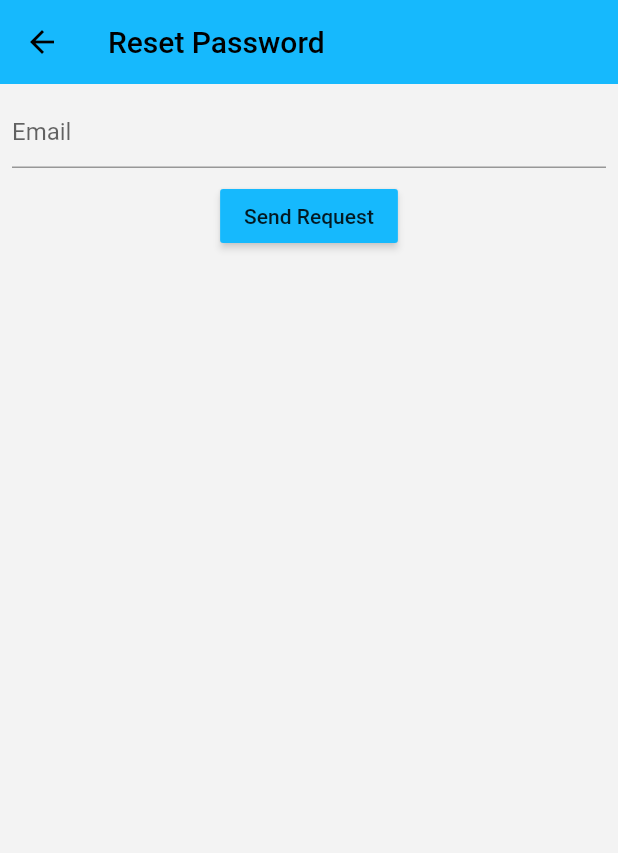
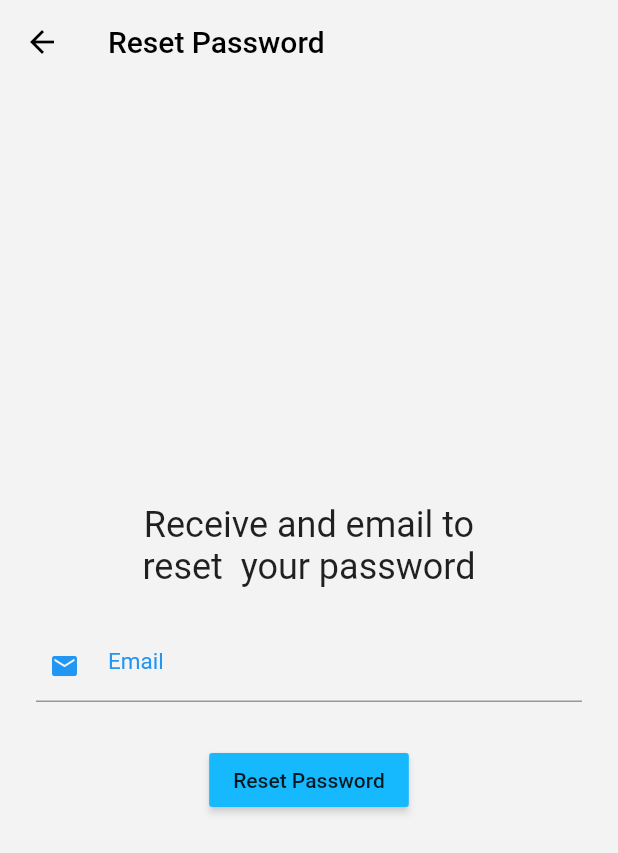
Before and after one commit to AungMyoThuOC/Finance, a Flutter app: the ResetScreen screen opened directly, on a phone screen of 412 x 824 dp. Shown: the top 853 px of the screen. Run offline on Flutter 3.47's test engine with Material 2 defaults, Android fonts, the phone set to English and light mode, and no system bars; our stand-ins replace cloud_firestore, firebase_auth, firebase_core, flutter_easyloading, flutter_spinkit, form_field_validator and 4 more; missing offline and left inert: blurry_modal_progress_hud, dart:html; accounts and stored records are empty; Roboto replaces fonts that are missing (TitilliumWeb).

Commit message:
forget pass

```diff
--- a/lib/main.dart
+++ b/lib/main.dart
@@ -67,7 +67,7 @@ class MyApp extends StatelessWidget {
               '/home': (context) => const HomePage(),
               '/setting': (context) => const SettingPage(),
               '/language': (context) => const LanguagePage(),
-              '/security': (context) => const SecurityPage(),
+              '/security': (context) => SecurityPage(),
               '/color': (context) => const ColorPage(),
             },
             debugShowCheckedModeBanner: false,
--- a/lib/screen/reset.dart
+++ b/lib/screen/reset.dart
@@ -1,6 +1,7 @@
 import 'package:firebase_auth/firebase_auth.dart';
 import 'package:firebase_core/firebase_core.dart';
 import 'package:flutter/material.dart';
+import 'package:form_field_validator/form_field_validator.dart';
 
 class ResetScreen extends StatefulWidget {
   const ResetScreen({Key? key}) : super(key: key);
@@ -10,43 +11,101 @@ class ResetScreen extends StatefulWidget {
 }
 
 class _ResetScreenState extends State<ResetScreen> {
-  late String email;
-  final auth = FirebaseAuth.instance;
+  final formKey = GlobalKey<FormState>();
+  final emailController = TextEditingController();
+  // late String email;
+  // final auth = FirebaseAuth.instance;
+
+  @override
+  void dispose() {
+    emailController.dispose();
+
+    super.dispose();
+  }
+
+  Future passwordReset() async {
+    try {
+      await FirebaseAuth.instance
+          .sendPasswordResetEmail(email: emailController.text.trim());
+      showDialog(
+          context: context,
+          builder: (context) {
+            return AlertDialog(
+              content: Text("Password reset link sent! Check your email"),
+            );
+          });
+    } on FirebaseAuthException catch (e) {
+      print(e);
+      showDialog(
+          context: context,
+          builder: (context) {
+            return AlertDialog(
+              content: Text(e.message.toString()),
+            );
+          });
+    }
+  }
 
   @override
   Widget build(BuildContext context) {
     return Scaffold(
       appBar: AppBar(
+        backgroundColor: Colors.transparent,
+        elevation: 0,
         title: const Text('Reset Password'),
       ),
-      body: Column(
-        children: [
-          Padding(
-            padding: const EdgeInsets.all(8.0),
-            child: TextField(
-              keyboardType: TextInputType.emailAddress,
-              decoration: const InputDecoration(hintText: 'Email'),
-              onChanged: (value) {
-                setState(() {
-                  email = value;
-                });
-              },
-            ),
-          ),
-          Row(
-            mainAxisAlignment: MainAxisAlignment.spaceAround,
+      body: Padding(
+        padding: const EdgeInsets.all(16),
+        child: Form(
+          key: formKey,
+          child: Column(
+            mainAxisAlignment: MainAxisAlignment.center,
             children: [
-              RaisedButton(
-                child: const Text("Send Request"),
-                onPressed: () {
-                  auth.sendPasswordResetEmail(email: email);
-                  Navigator.of(context).pop();
-                },
-                color: Theme.of(context).accentColor,
+              Text(
+                "Receive and email to\nreset  your password",
+                textAlign: TextAlign.center,
+                style: TextStyle(
+                  fontSize: 24,
+                ),
+              ),
+              SizedBox(
+                height: 20,
+              ),
+              Padding(
+                padding: const EdgeInsets.all(8.0),
+                child: TextFormField(
+                  autovalidateMode: AutovalidateMode.onUserInteraction,
+                  keyboardType: TextInputType.emailAddress,
+                  style: const TextStyle(color: Colors.blue, fontSize: 15),
+                  cursorColor: Colors.blue,
+                  controller: emailController,
+                  decoration: const InputDecoration(
+                      hintText: "Email",
+                      hintStyle: TextStyle(color: Colors.blue),
+                      prefixIcon: Padding(
+                        padding: EdgeInsets.only(right: 10),
+                        child: Icon(
+                          Icons.mail,
+                          color: Colors.blue,
+                          size: 20,
+                        ),
+                      )),
+                ),
+              ),
+              SizedBox(
+                height: 20,
+              ),
+              MaterialButton(
+                onPressed: passwordReset,
+                child: Text(
+                  "Reset Password",
+                ),
+                color: Theme.of(context).colorScheme.secondary,
+                // color: Colors.blue[200],
               )
             ],
-          )
-        ],
+          ),
+        ),
       ),
     );
   }
--- a/lib/setting/setting.dart
+++ b/lib/setting/setting.dart
@@ -11,7 +11,9 @@ class _SettingPageState extends State<SettingPage> {
   @override
   Widget build(BuildContext context) {
     return Scaffold(
-      appBar: AppBar(),
+      appBar: AppBar(
+        //  backgroundColor: Theme.of(context).colorScheme.secondary,
+      ),
       body: Container(
         child: Padding(
           padding: const EdgeInsets.only(left: 10),
```
Also changed, not shown: lib/setting/security.dart (+12 -1 lines).
